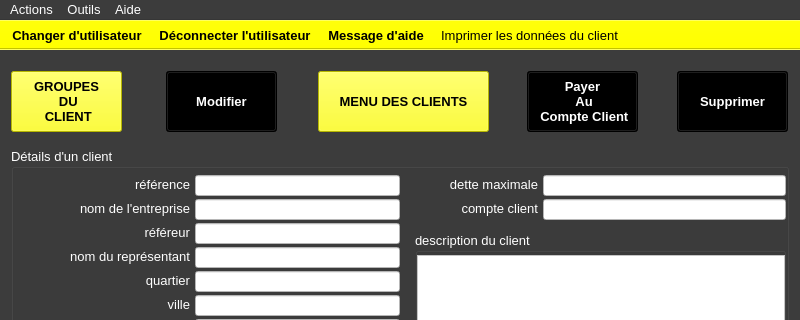
First picture: the form in ui/crm/details/yeroth-erp-clients-detail-window.ui, repository xnoumbissinoundou/yeroth-erp-3.0, before the edit; both pictures show x 0 to 800 and y 0 to 320 of the 800 by 600 pixel window.
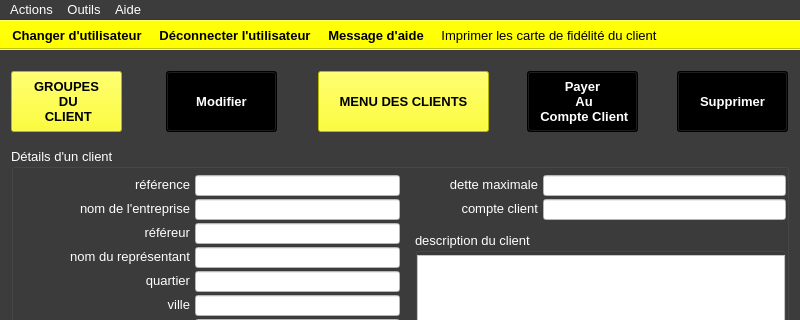
Second picture: the form after the edit. Icons and pictures are not drawn. Custom widgets are drawn as their Qt base class.

What changed in the file:
```diff
--- a/ui/crm/details/yeroth-erp-clients-detail-window.ui
+++ b/ui/crm/details/yeroth-erp-clients-detail-window.ui
@@ -13421,7 +13421,7 @@
      <normaloff>:/yeroth-erp-3-0-images/yeroth-erp-3-0-pdf-print-icon.png</normaloff>:/yeroth-erp-3-0-images/yeroth-erp-3-0-pdf-print-icon.png</iconset>
    </property>
    <property name="text">
-    <string>Imprimer les données du client</string>
+    <string>Imprimer les carte de fidélité du client</string>
    </property>
    <property name="toolTip">
     <string>Imprimer les données du client</string>
```
Left out of the diff: 2 changed lines with no effect on the pictures.
